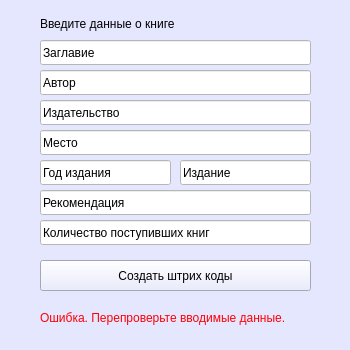
Before: the Qt Designer form GUI/Add_menu.ui in CicadaInc/AutoLibrary.client, drawn with Qt 5.
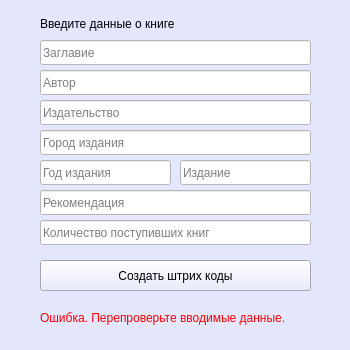
After: the same form once the commit is applied.

Patch:
```diff
--- a/GUI/Add_menu.ui
+++ b/GUI/Add_menu.ui
@@ -31,6 +31,9 @@
 font: 75 11pt &quot;Levenim MT&quot;;</string>
     </property>
     <property name="text">
+     <string/>
+    </property>
+    <property name="placeholderText">
      <string>Заглавие</string>
     </property>
    </widget>
@@ -48,6 +51,15 @@
 font: 75 11pt &quot;Levenim MT&quot;;</string>
     </property>
     <property name="text">
+     <string notr="true"/>
+    </property>
+    <property name="dragEnabled">
+     <bool>false</bool>
+    </property>
+    <property name="readOnly">
+     <bool>false</bool>
+    </property>
+    <property name="placeholderText">
      <string>Автор</string>
     </property>
    </widget>
@@ -65,6 +77,9 @@
 font: 75 11pt &quot;Levenim MT&quot;;</string>
     </property>
     <property name="text">
+     <string/>
+    </property>
+    <property name="placeholderText">
      <string>Издательство</string>
     </property>
    </widget>
@@ -82,7 +97,10 @@
 font: 75 11pt &quot;Levenim MT&quot;;</string>
     </property>
     <property name="text">
-     <string>Место</string>
+     <string/>
+    </property>
+    <property name="placeholderText">
+     <string>Город издания</string>
     </property>
    </widget>
    <widget class="QLineEdit" name="publication_date">
@@ -99,6 +117,9 @@
 font: 75 11pt &quot;Levenim MT&quot;;</string>
     </property>
     <property name="text">
+     <string/>
+    </property>
+    <property name="placeholderText">
      <string>Год издания</string>
     </property>
    </widget>
@@ -116,6 +137,9 @@
 font: 75 11pt &quot;Levenim MT&quot;;</string>
     </property>
     <property name="text">
+     <string/>
+    </property>
+    <property name="placeholderText">
      <string>Издание</string>
     </property>
    </widget>
@@ -133,6 +157,9 @@
 font: 75 11pt &quot;Levenim MT&quot;;</string>
     </property>
     <property name="text">
+     <string/>
+    </property>
+    <property name="placeholderText">
      <string>Рекомендация</string>
     </property>
    </widget>
@@ -166,6 +193,9 @@
 font: 75 11pt &quot;Levenim MT&quot;;</string>
     </property>
     <property name="text">
+     <string/>
+    </property>
+    <property name="placeholderText">
      <string>Количество поступивших книг</string>
     </property>
    </widget>
```
Left out of the diff: 2 changed lines with no effect on the pictures.
